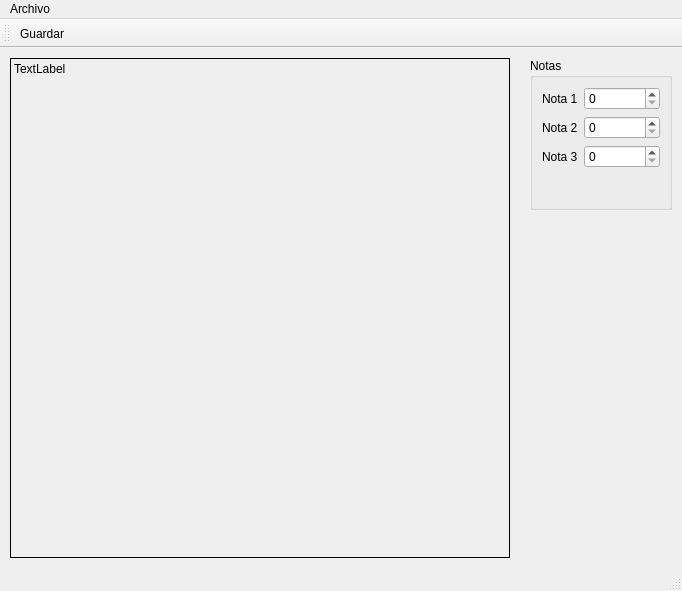
PedroValve7/P60-Gr-ficos-, file principal.ui: the form before one commit.
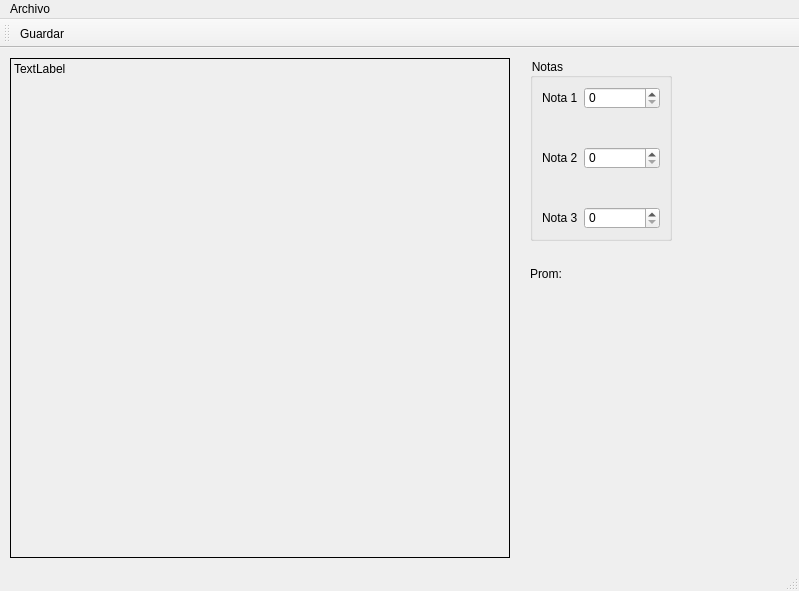
The form after the commit. Icons and pictures are not drawn.

Commit message: Promedios, Barras, Colores,

Diff of the .ui file:
```diff
--- a/principal.ui
+++ b/principal.ui
@@ -6,12 +6,19 @@
    <rect>
     <x>0</x>
     <y>0</y>
-    <width>682</width>
+    <width>799</width>
     <height>591</height>
    </rect>
   </property>
   <property name="windowTitle">
-   <string>Principal</string>
+   <string>Promedios v.1</string>
+  </property>
+  <property name="windowIcon">
+   <iconset>
+    <normaloff>img/promedio.png</normaloff>img/promedio.png</iconset>
+  </property>
+  <property name="styleSheet">
+   <string notr="true">color: rgb(0, 0, 0);</string>
   </property>
   <widget class="QWidget" name="centralwidget">
    <widget class="QLabel" name="outCuadro">
@@ -45,9 +52,12 @@
       <x>530</x>
       <y>10</y>
       <width>142</width>
-      <height>152</height>
+      <height>183</height>
      </rect>
     </property>
+    <property name="styleSheet">
+     <string notr="true">alternate-background-color: rgb(170, 255, 255);</string>
+    </property>
     <layout class="QVBoxLayout" name="verticalLayout">
      <item>
       <widget class="QGroupBox" name="groupBox">
@@ -55,49 +65,119 @@
         <string>Notas</string>
        </property>
        <layout class="QFormLayout" name="formLayout">
-        <item row="0" column="0">
+        <item row="1" column="0">
          <widget class="QLabel" name="label">
           <property name="text">
            <string>Nota 1</string>
           </property>
          </widget>
         </item>
-        <item row="0" column="1">
-         <widget class="QSpinBox" name="intNota1"/>
+        <item row="1" column="1">
+         <widget class="QSpinBox" name="inNota1">
+          <property name="maximum">
+           <number>100</number>
+          </property>
+         </widget>
         </item>
-        <item row="1" column="0">
+        <item row="3" column="0">
          <widget class="QLabel" name="label_2">
           <property name="text">
            <string>Nota 2</string>
           </property>
          </widget>
         </item>
-        <item row="1" column="1">
-         <widget class="QSpinBox" name="intNota2"/>
+        <item row="3" column="1">
+         <widget class="QSpinBox" name="inNota2">
+          <property name="maximum">
+           <number>100</number>
+          </property>
+         </widget>
         </item>
-        <item row="2" column="0">
+        <item row="5" column="0">
          <widget class="QLabel" name="label_3">
           <property name="text">
            <string>Nota 3</string>
           </property>
          </widget>
         </item>
+        <item row="5" column="1">
+         <widget class="QSpinBox" name="inNota3">
+          <property name="maximum">
+           <number>100</number>
+          </property>
+         </widget>
+        </item>
         <item row="2" column="1">
-         <widget class="QSpinBox" name="intNota3"/>
+         <spacer name="verticalSpacer">
+          <property name="orientation">
+           <enum>Qt::Vertical</enum>
+          </property>
+          <property name="sizeHint" stdset="0">
+           <size>
+            <width>20</width>
+            <height>40</height>
+           </size>
+          </property>
+         </spacer>
+        </item>
+        <item row="4" column="1">
+         <spacer name="verticalSpacer_2">
+          <property name="orientation">
+           <enum>Qt::Vertical</enum>
+          </property>
+          <property name="sizeHint" stdset="0">
+           <size>
+            <width>20</width>
+            <height>40</height>
+           </size>
+          </property>
+         </spacer>
         </item>
        </layout>
       </widget>
      </item>
     </layout>
    </widget>
+   <widget class="QLabel" name="outPromedio">
+    <property name="geometry">
+     <rect>
+      <x>620</x>
+      <y>210</y>
+      <width>51</width>
+      <height>31</height>
+     </rect>
+    </property>
+    <property name="styleSheet">
+     <string notr="true">font: 75 20pt &quot;Ubuntu Condensed&quot;;</string>
+    </property>
+    <property name="text">
+     <string/>
+    </property>
+   </widget>
+   <widget class="QLabel" name="outPromedio_2">
+    <property name="geometry">
+     <rect>
+      <x>530</x>
+      <y>210</y>
+      <width>201</width>
+      <height>31</height>
+     </rect>
+    </property>
+    <property name="styleSheet">
+     <string notr="true">font: 75 12pt &quot;Ubuntu Condensed&quot;;</string>
+    </property>
+    <property name="text">
+     <string>Prom:</string>
+    </property>
+   </widget>
   </widget>
   <widget class="QMenuBar" name="menubar">
    <property name="geometry">
     <rect>
      <x>0</x>
      <y>0</y>
-     <width>682</width>
-     <height>25</height>
+     <width>799</width>
+     <height>17</height>
     </rect>
    </property>
    <widget class="QMenu" name="menuArchivo">
```
Left out of the diff: 19 changed lines with no effect on the pictures. The commit also changes 5 other files.
